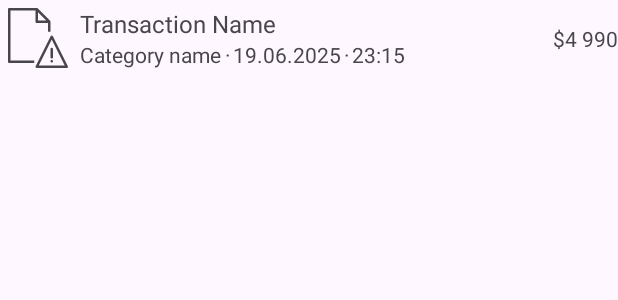
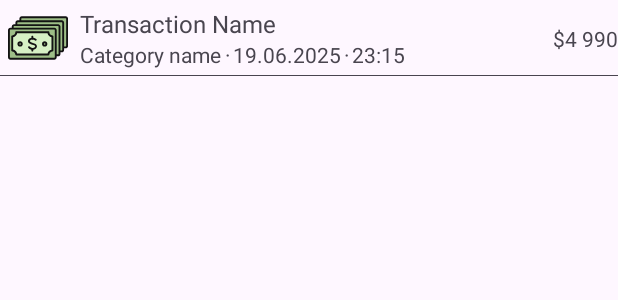
Before and after one commit to tristanmcraven/expense-tracker, an Android app: the layout item_transaction.xml on its own in the app's theme, with its tools: preview values and no code run, on a phone screen of 412 x 824 dp. Shown: the top 300 px of the screen. Run offline under Robolectric (Android 15) with nearby library versions, the phone set to English and light mode, and no system bars.

Commit message:
1.1.1-rc.1

```diff
--- a/app/build.gradle.kts
+++ b/app/build.gradle.kts
@@ -15,7 +15,7 @@ android {
         minSdk = 33
         targetSdk = 35
         versionCode = 1
-        versionName = "1.0.0-rc.1"
+        versionName = "1.1.1-rc.1"
         testInstrumentationRunner = "androidx.test.runner.AndroidJUnitRunner"
     }
 
--- a/app/src/main/java/com/tristanmcraven/expensetracker/ExpenseTrackerApp.kt
+++ b/app/src/main/java/com/tristanmcraven/expensetracker/ExpenseTrackerApp.kt
@@ -5,6 +5,7 @@ import android.util.Log
 import androidx.room.Room
 import com.tristanmcraven.expensetracker.db.AppDb
 import com.tristanmcraven.expensetracker.db.MIGRATION_3_4
+import com.tristanmcraven.expensetracker.db.MIGRATION_4_5
 import com.tristanmcraven.expensetracker.utility.GenericHelper
 import kotlinx.coroutines.CoroutineScope
 import kotlinx.coroutines.Dispatchers
@@ -24,7 +25,7 @@ class ExpenseTrackerApp : Application() {
                 AppDb::class.java,
                 "expense_tracker.db"
             )
-            .addMigrations(MIGRATION_3_4)
+            .addMigrations(MIGRATION_3_4, MIGRATION_4_5)
             .build()
 
         db.openHelper.writableDatabase
@@ -37,6 +38,7 @@ class ExpenseTrackerApp : Application() {
                 GenericHelper.MainCurrencySymbol = db.currencyDao().getById(
                     db.settingsDao().getInstance().first().primaryCurrencyId
                 ).first().symbol
+                GenericHelper.GroupedSumColor = db.settingsDao().getGroupedSumColor()
             }
         }
 
--- a/app/src/main/java/com/tristanmcraven/expensetracker/dao/SettingsDao.kt
+++ b/app/src/main/java/com/tristanmcraven/expensetracker/dao/SettingsDao.kt
@@ -40,4 +40,10 @@ interface SettingsDao {
 
     @Query("UPDATE settings SET fingerprint_required = :value WHERE id = 1")
     suspend fun setFingerprintRequired(value: Boolean)
+
+    @Query("UPDATE settings SET grouped_sum_color = :value WHERE id = 1")
+    suspend fun setGroupedSumColor(value: String)
+
+    @Query("SELECT grouped_sum_color from settings WHERE id = 1")
+    suspend fun getGroupedSumColor(): String
 }
--- a/app/src/main/java/com/tristanmcraven/expensetracker/db/AppDb.kt
+++ b/app/src/main/java/com/tristanmcraven/expensetracker/db/AppDb.kt
@@ -32,7 +32,7 @@ import com.tristanmcraven.expensetracker.model.UserSecondaryCurrencies
        UserAccounts::class,
        UserSecondaryCurrencies::class
     ],
-    version = 4,
+    version = 5,
     exportSchema = false
 )
 abstract class AppDb : RoomDatabase() {
--- a/app/src/main/java/com/tristanmcraven/expensetracker/model/Settings.kt
+++ b/app/src/main/java/com/tristanmcraven/expensetracker/model/Settings.kt
@@ -20,5 +20,6 @@ data class Settings(
     @PrimaryKey(autoGenerate = true) val id: Int = 0,
     @ColumnInfo(name = "first_launch") val firstLaunch: Boolean,
     @ColumnInfo(name = "primary_currency_id") val primaryCurrencyId: Int,
-    @ColumnInfo(name = "fingerprint_required") val fingerprintRequired: Boolean
+    @ColumnInfo(name = "fingerprint_required") val fingerprintRequired: Boolean,
+    @ColumnInfo(name = "grouped_sum_color") val groupedSumColor: String
 )
--- a/app/src/main/java/com/tristanmcraven/expensetracker/ui/start/SavingFragment.kt
+++ b/app/src/main/java/com/tristanmcraven/expensetracker/ui/start/SavingFragment.kt
@@ -102,7 +102,7 @@ class SavingFragment : Fragment() {
                 "Euro" -> 3
                 else -> 1
             }
-            db.settingsDao().insert(Settings(0, false, selectedPrimaryCurrencyId, false))
+            db.settingsDao().insert(Settings(0, false, selectedPrimaryCurrencyId, false, "default"))
 
             withContext(Dispatchers.Main) {
                 Toast.makeText(
--- a/app/src/main/java/com/tristanmcraven/expensetracker/utility/GenericHelper.kt
+++ b/app/src/main/java/com/tristanmcraven/expensetracker/utility/GenericHelper.kt
@@ -10,6 +10,7 @@ import java.io.FileOutputStream
 object GenericHelper {
 
     var MainCurrencySymbol = "$"
+    var GroupedSumColor = "default"
 
     suspend fun saveImageToAppStorage(context: Context, sourceUri: Uri): Uri {
 
--- a/app/src/main/java/com/tristanmcraven/expensetracker/viewmodel/SettingsViewModel.kt
+++ b/app/src/main/java/com/tristanmcraven/expensetracker/viewmodel/SettingsViewModel.kt
@@ -4,6 +4,7 @@ import android.app.Application
 import androidx.lifecycle.AndroidViewModel
 import androidx.lifecycle.viewModelScope
 import com.tristanmcraven.expensetracker.ExpenseTrackerApp
+import com.tristanmcraven.expensetracker.utility.GenericHelper
 import kotlinx.coroutines.Dispatchers
 import kotlinx.coroutines.flow.SharingStarted
 import kotlinx.coroutines.flow.StateFlow
@@ -22,4 +23,9 @@ class SettingsViewModel(application: Application) : AndroidViewModel(application
     fun setFingerprintRequired(value: Boolean) = viewModelScope.launch(Dispatchers.IO) {
         settingsDao.setFingerprintRequired(value)
     }
+
+    fun setGroupedSumColor(value: String) = viewModelScope.launch(Dispatchers.IO) {
+        settingsDao.setGroupedSumColor(value)
+        GenericHelper.GroupedSumColor = settingsDao.getGroupedSumColor()
+    }
 }
--- /dev/null
+++ b/app/src/main/res/drawable/money.xml
@@ -0,0 +1,37 @@
+<vector xmlns:android="http://schemas.android.com/apk/res/android" android:height="100dp" android:viewportHeight="1416" android:viewportWidth="1416" android:width="100dp">
+
+    <path android:fillColor="#9DBE87" android:pathData="M324.4,218.1L1361.6,218.1c18.8,0 33.2,14.4 33.2,33.2v645.4c0,18.8 -14.4,33.2 -33.2,33.2L324.4,930c-18.8,0 -33.2,-14.4 -33.2,-33.2L291.1,251.4c0,-18.8 14.4,-33.2 33.2,-33.2z"/>
+
+    <path android:fillColor="#131313" android:pathData="M1361.6,952.1L324.4,952.1c-31,0 -55.4,-24.4 -55.4,-55.4L269,251.4c0,-31 24.4,-55.4 55.4,-55.4L1361.6,196c31,0 55.4,24.4 55.4,55.4v645.4c0,29.9 -24.4,55.4 -55.4,55.4zM324.4,240.3c-6.6,0 -11.1,4.4 -11.1,11.1v645.4c0,6.6 4.4,11.1 11.1,11.1L1361.6,907.8c6.6,0 11.1,-4.4 11.1,-11.1L1372.7,251.4c0,-6.6 -4.4,-11.1 -11.1,-11.1L324.4,240.3z"/>
+
+    <path android:fillColor="#9DBE87" android:pathData="M230.3,312.2h1038.4c18.8,0 33.2,14.4 33.2,33.2v645.4c0,18.8 -14.4,33.2 -33.2,33.2L230.3,1024.1c-18.8,0 -33.2,-14.4 -33.2,-33.2L197.1,345.4c0,-18.8 14.4,-33.2 33.2,-33.2z"/>
+
+    <path android:fillColor="#131313" android:pathData="M1267.5,1046.2L230.3,1046.2c-31,0 -55.4,-24.4 -55.4,-55.4L174.9,345.4c0,-31 24.4,-55.4 55.4,-55.4h1038.4c31,0 55.4,24.4 55.4,55.4v645.4c-1.1,29.9 -25.5,55.4 -56.5,55.4zM230.3,334.4c-6.6,0 -11.1,4.4 -11.1,11.1v645.4c0,6.6 4.4,11.1 11.1,11.1h1038.4c6.6,0 11.1,-4.4 11.1,-11.1L1279.7,345.4c0,-6.6 -4.4,-11.1 -11.1,-11.1L230.3,334.4z"/>
+
+    <path android:fillColor="#9DBE87" android:pathData="M143.9,404.1h1038.4c18.8,0 33.2,14.4 33.2,33.2v645.4c0,18.8 -14.4,33.2 -33.2,33.2L143.9,1115.9c-18.8,0 -33.2,-14.4 -33.2,-33.2L110.7,437.3c0,-17.7 14.4,-33.2 33.2,-33.2z"/>
+
+    <path android:fillColor="#131313" android:pathData="M1182.3,1138.1L143.9,1138.1c-31,0 -55.4,-24.4 -55.4,-55.4L88.6,437.3c0,-31 24.4,-55.4 55.4,-55.4h1038.4c31,0 55.4,24.4 55.4,55.4v645.4c0,29.9 -25.5,55.4 -55.4,55.4zM143.9,426.3c-6.6,0 -11.1,4.4 -11.1,11.1v645.4c0,6.6 4.4,11.1 11.1,11.1h1038.4c6.6,0 11.1,-4.4 11.1,-11.1L1193.4,437.3c0,-6.6 -4.4,-11.1 -11.1,-11.1L143.9,426.3z"/>
+
+    <path android:fillColor="#9DBE87" android:pathData="M55.4,486h1038.4c18.8,0 33.2,14.4 33.2,33.2v645.4c0,18.8 -14.4,33.2 -33.2,33.2L55.4,1197.9c-18.8,0 -33.2,-14.4 -33.2,-33.2L22.1,519.3c0,-17.7 14.4,-33.2 33.2,-33.2z"/>
+
+    <path android:fillColor="#131313" android:pathData="M1093.7,1220L55.4,1220c-31,0 -55.4,-24.4 -55.4,-55.4L0,519.3c0,-31 24.4,-55.4 55.4,-55.4h1038.4c31,0 55.4,24.4 55.4,55.4v645.4c0,31 -25.5,55.4 -55.4,55.4zM55.4,508.2c-6.6,0 -11.1,4.4 -11.1,11.1v645.4c0,6.6 4.4,11.1 11.1,11.1h1038.4c6.6,0 11.1,-4.4 11.1,-11.1L1104.8,519.3c0,-6.6 -4.4,-11.1 -11.1,-11.1L55.4,508.2z"/>
+
+    <path android:fillColor="#D6F0C5" android:pathData="M954.3,1098.2L194.8,1098.2c0,-52 -43.2,-95.2 -95.2,-95.2L99.6,668.7c52,0 95.2,-43.2 95.2,-95.2h759.4c0,52 43.2,95.2 95.2,95.2v334.3c-53.1,0 -95.2,43.2 -95.2,95.2z"/>
+
+    <path android:fillColor="#131313" android:pathData="M954.3,1120.4L194.8,1120.4c-12.2,0 -22.1,-10 -22.1,-22.1 0,-39.9 -33.2,-73.1 -73.1,-73.1 -12.2,0 -22.1,-10 -22.1,-22.1L77.5,668.7c0,-12.2 10,-22.1 22.1,-22.1 39.9,0 73.1,-33.2 73.1,-73.1 0,-12.2 10,-22.1 22.1,-22.1h759.4c12.2,0 22.1,10 22.1,22.1 0,39.9 33.2,73.1 73.1,73.1 12.2,0 22.1,10 22.1,22.1v334.3c0,12.2 -10,22.1 -22.1,22.1 -39.9,0 -73.1,33.2 -73.1,73.1 0,12.2 -10,22.1 -22.1,22.1zM214.8,1076.1h718.5c8.9,-46.5 46.5,-84.1 93,-93L1026.2,688.6c-46.5,-8.9 -84.1,-46.5 -93,-93L214.8,595.6c-8.9,46.5 -46.5,84.1 -93,93L121.8,982c46.5,10 84.1,47.6 93,94.1z"/>
+
+    <path android:fillColor="#131313" android:pathData="M576.8,986.4c-35.4,0 -73.1,-13.3 -99.6,-47.6 -7.7,-10 -5.5,-23.2 3.3,-31 10,-7.7 23.2,-5.5 31,3.3 26.6,34.3 67.5,35.4 94.1,26.6 22.1,-7.7 35.4,-22.1 35.4,-37.6 0,-14.4 -34.3,-24.4 -64.2,-33.2 -46.5,-14.4 -105.2,-31 -105.2,-86.3 0,-26.6 16.6,-50.9 45.4,-65.3 35.4,-17.7 95.2,-24.4 151.7,16.6 10,7.7 12.2,21 4.4,31 -7.7,10 -21,12.2 -31,4.4 -37.6,-27.7 -79.7,-26.6 -105.2,-13.3 -13.3,6.6 -22.1,16.6 -22.1,26.6 0,21 31,31 73.1,44.3 45.4,13.3 95.2,28.8 95.2,75.3 0,34.3 -25.5,65.3 -65.3,79.7 -11.1,3.3 -26.6,6.6 -41,6.6z"/>
+
+    <path android:fillColor="#131313" android:pathData="M574.5,745.1c-12.2,0 -22.1,-10 -22.1,-22.1v-48.7c0,-12.2 10,-22.1 22.1,-22.1s22.1,10 22.1,22.1v48.7c0,13.3 -10,22.1 -22.1,22.1z"/>
+
+    <path android:fillColor="#131313" android:pathData="M574.5,1028.5c-12.2,0 -22.1,-10 -22.1,-22.1v-36.5c0,-12.2 10,-22.1 22.1,-22.1s22.1,10 22.1,22.1v36.5c0,12.2 -10,22.1 -22.1,22.1z"/>
+
+    <path android:fillColor="#AECD99" android:pathData="M285.6,849.1m-41,0a41,41 0,1 0,81.9 0,41 41,0 1,0 -81.9,0Z"/>
+
+    <path android:fillColor="#131313" android:pathData="M285.6,911.1c-34.3,0 -63.1,-27.7 -63.1,-63.1s27.7,-63.1 63.1,-63.1c34.3,0 63.1,27.7 63.1,63.1s-28.8,63.1 -63.1,63.1zM285.6,830.3c-10,0 -18.8,7.7 -18.8,18.8s7.7,18.8 18.8,18.8c10,0 18.8,-7.7 18.8,-18.8s-8.9,-18.8 -18.8,-18.8z"/>
+
+    <path android:fillColor="#AECD99" android:pathData="M865.7,849.1m-41,0a41,41 0,1 0,81.9 0,41 41,0 1,0 -81.9,0Z"/>
+
+    <path android:fillColor="#131313" android:pathData="M865.7,911.1c-34.3,0 -63.1,-27.7 -63.1,-63.1s27.7,-63.1 63.1,-63.1c34.3,0 63.1,27.7 63.1,63.1s-28.8,63.1 -63.1,63.1zM865.7,830.3c-10,0 -18.8,7.7 -18.8,18.8s7.7,18.8 18.8,18.8 18.8,-7.7 18.8,-18.8 -8.9,-18.8 -18.8,-18.8z"/>
+
+</vector>
--- a/app/src/main/res/layout/item_grouped_transactions_header.xml
+++ b/app/src/main/res/layout/item_grouped_transactions_header.xml
@@ -5,7 +5,7 @@
     xmlns:tools="http://schemas.android.com/tools"
     xmlns:app="http://schemas.android.com/apk/res-auto"
 
-    android:layout_marginVertical="8dp">
+    android:paddingVertical="8dp">
 
     <TextView
         android:id="@+id/textViewTime"
--- a/app/src/main/res/layout/item_transaction.xml
+++ b/app/src/main/res/layout/item_transaction.xml
@@ -10,7 +10,7 @@
         android:layout_width="40dp"
         android:layout_height="40dp"
         android:layout_margin="5dp"
-        android:src="@drawable/not_found"
+        android:src="@drawable/money"
         android:contentDescription="@string/transaction_category_icon"
 
         app:layout_constraintStart_toStartOf="parent"
@@ -116,4 +116,12 @@
 
     </androidx.constraintlayout.widget.ConstraintLayout>
 
+    <View
+        android:layout_width="match_parent"
+        android:layout_height="0.1dp"
+        android:background="?attr/colorControlNormal"
+
+        app:layout_constraintBottom_toBottomOf="parent"
+        app:layout_constraintStart_toStartOf="parent"/>
+
 </androidx.constraintlayout.widget.ConstraintLayout>
```
Also changed, not shown: app/src/main/java/com/tristanmcraven/expensetracker/AddTransactionActivity.kt (+28 -5 lines), app/src/main/java/com/tristanmcraven/expensetracker/adapter/TransactionAdapter.kt (+10 -1 lines), app/src/main/java/com/tristanmcraven/expensetracker/db/Migrations.kt (+9 -0 lines), app/src/main/java/com/tristanmcraven/expensetracker/ui/settings/SettingsFragment.kt (+12 -5 lines), app/src/main/res/drawable/money_pink.xml (added, +37 -0 lines), app/src/main/res/drawable/money_red.xml (added, +37 -0 lines), app/src/main/res/layout/activity_add_transaction.xml (+13 -0 lines), app/src/main/res/values/strings.xml (+7 -0 lines).
